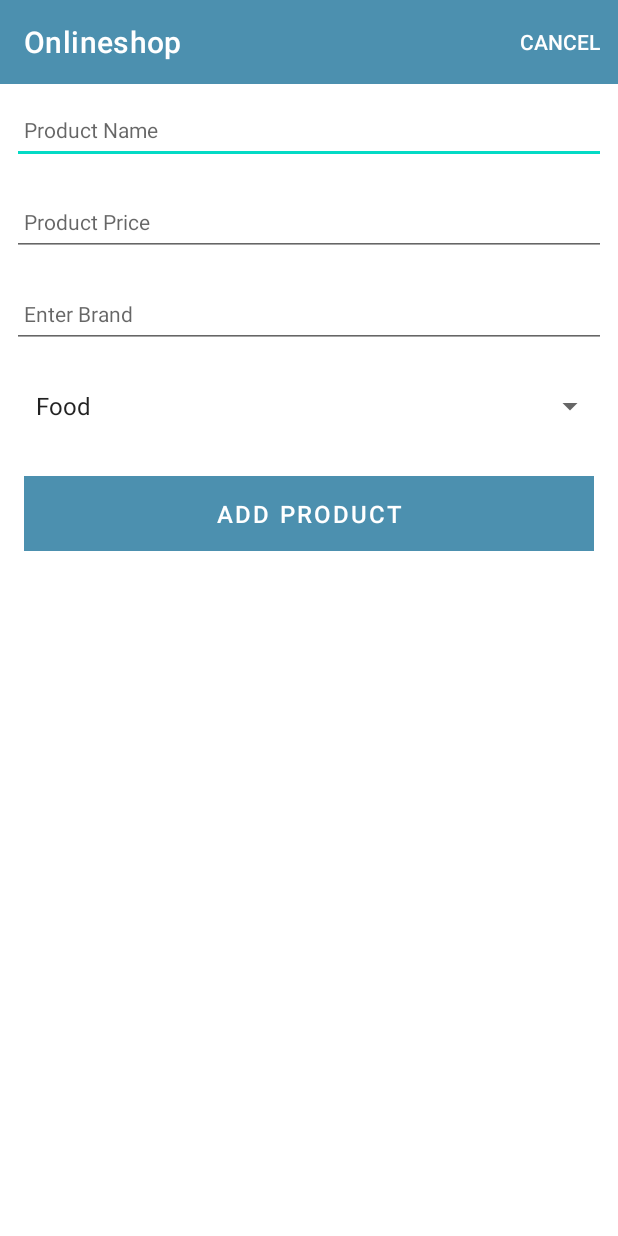
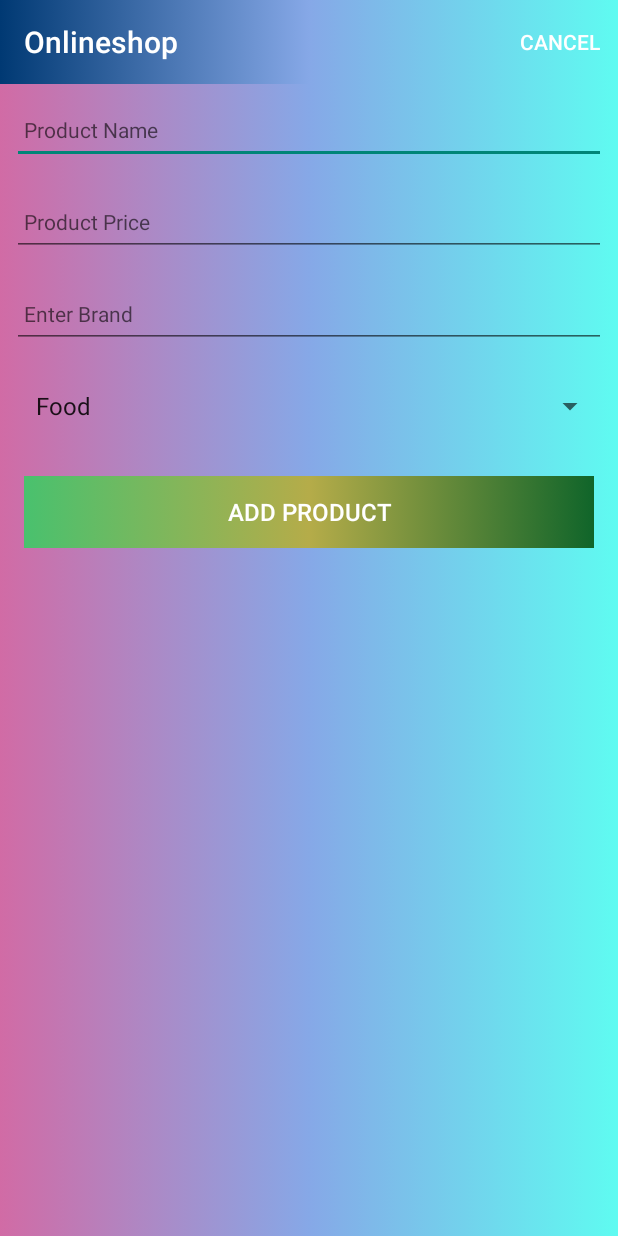
Before and after one commit to EmranJK/Onlineshop_Android, an Android app: the screen it shows after launch (OnlineshopActivity), on a phone screen of 412 x 824 dp. Run offline under Robolectric (Android 15) with nearby library versions, the phone set to English and light mode, and no system bars; our stand-ins replace Timber; 2 statements that could not run were skipped.

Commit message:
Added radial gradients to color the backgrounds

```diff
--- /dev/null
+++ b/app/src/main/res/drawable/gradient1.xml
@@ -0,0 +1,12 @@
+<?xml version="1.0" encoding="utf-8"?>
+<selector xmlns:android="http://schemas.android.com/apk/res/android">
+    <item>
+        <shape>
+            <gradient
+                android:startColor="#D16BA5"
+                android:centerColor="#86A8E7"
+                android:endColor="#5FFBF1"
+                android:type="linear" />
+        </shape>
+    </item>
+</selector>
--- /dev/null
+++ b/app/src/main/res/drawable/gradient2.xml
@@ -0,0 +1,12 @@
+<?xml version="1.0" encoding="utf-8"?>
+<selector xmlns:android="http://schemas.android.com/apk/res/android">
+    <item>
+    <shape>
+        <gradient
+            android:startColor="#49C16E"
+            android:centerColor="#B5AC49"
+            android:endColor="#10652A"
+            android:type="linear" />
+    </shape>
+</item>
+</selector>
--- /dev/null
+++ b/app/src/main/res/drawable/gradient3.xml
@@ -0,0 +1,12 @@
+<?xml version="1.0" encoding="utf-8"?>
+<selector xmlns:android="http://schemas.android.com/apk/res/android">
+    <item>
+    <shape>
+        <gradient
+            android:startColor="#003973"
+            android:centerColor="#86A8E7"
+            android:endColor="#5FFBF1"
+            android:type="linear" />
+    </shape>
+</item>
+</selector>
--- a/app/src/main/res/layout/activity_onlineshop.xml
+++ b/app/src/main/res/layout/activity_onlineshop.xml
@@ -17,7 +17,7 @@
             android:id="@+id/appBarLayout"
             android:layout_width="match_parent"
             android:layout_height="wrap_content"
-            android:background="@color/colorAccent"
+            android:background="@drawable/gradient3"
             android:fitsSystemWindows="true"
             app:elevation="0dip"
             app:theme="@style/ThemeOverlay.AppCompat.Dark.ActionBar">
@@ -33,6 +33,7 @@
             android:layout_width="match_parent"
             android:layout_height="match_parent"
             android:layout_below="@id/appBarLayout"
+            android:background="@drawable/gradient1"
             android:fillViewport="true">
 
             <LinearLayout
@@ -100,7 +101,7 @@
                     android:layout_width="match_parent"
                     android:layout_height="wrap_content"
                     android:layout_margin="16dp"
-                    android:background="@color/colorAccent"
+                    android:background="@drawable/gradient2"
                     android:paddingTop="8dp"
                     android:paddingBottom="8dp"
                     android:stateListAnimator="@null"
--- a/app/src/main/res/layout/activity_product_list.xml
+++ b/app/src/main/res/layout/activity_product_list.xml
@@ -10,7 +10,7 @@
     <com.google.android.material.appbar.AppBarLayout
         android:layout_width="match_parent"
         android:layout_height="wrap_content"
-        android:background="@color/colorAccent"
+        android:background="@drawable/gradient3"
         android:fitsSystemWindows="true"
         app:elevation="0dip"
         app:theme="@style/ThemeOverlay.AppCompat.Dark.ActionBar">
--- a/app/src/main/res/layout/card_product.xml
+++ b/app/src/main/res/layout/card_product.xml
@@ -10,7 +10,8 @@
     <RelativeLayout
         android:layout_width="match_parent"
         android:layout_height="wrap_content"
-        android:padding="16dp">
+        android:padding="16dp"
+        android:background="@drawable/gradient2">
 
         <TextView
             android:id="@+id/productName"
--- a/app/src/main/res/values/themes.xml
+++ b/app/src/main/res/values/themes.xml
@@ -1,6 +1,6 @@
 <resources xmlns:tools="http://schemas.android.com/tools">
     <!-- Base application theme. -->
-    <style name="Theme.Onlineshop" parent="Theme.MaterialComponents.DayNight.NoActionBar">
+    <style name="Theme.Onlineshop" parent="Theme.AppCompat.DayNight.NoActionBar">
         <!-- Primary brand color. -->
         <item name="colorPrimary">@color/colorAccent</item>
         <item name="colorPrimaryVariant">@color/purple_700</item>
```
